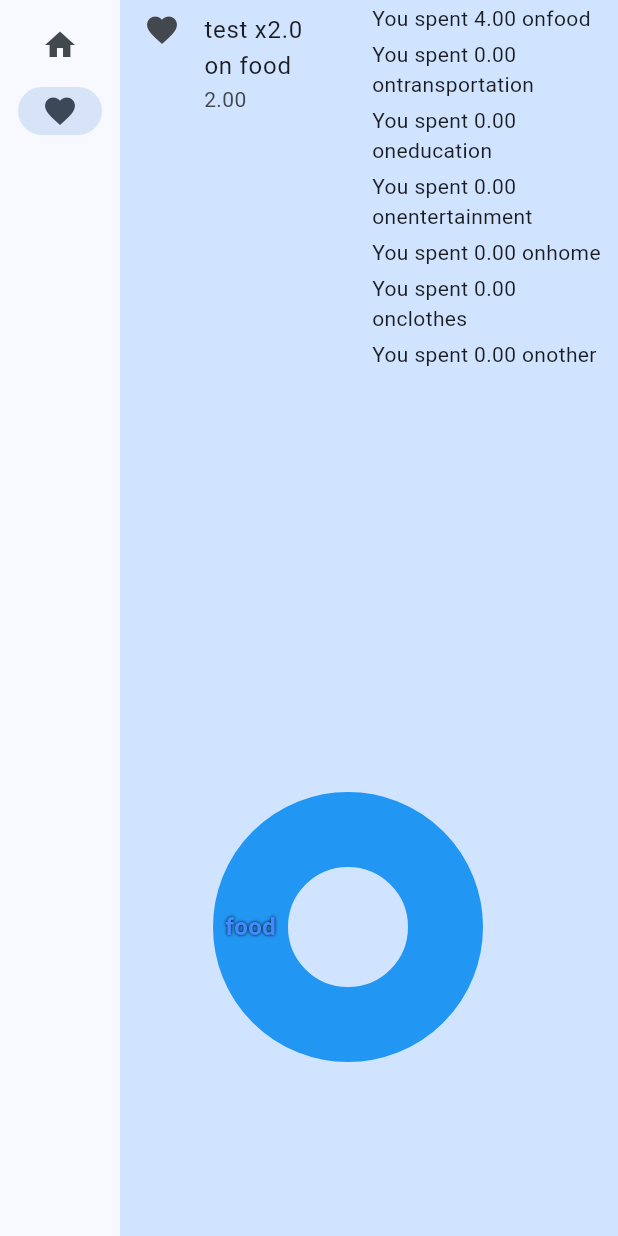
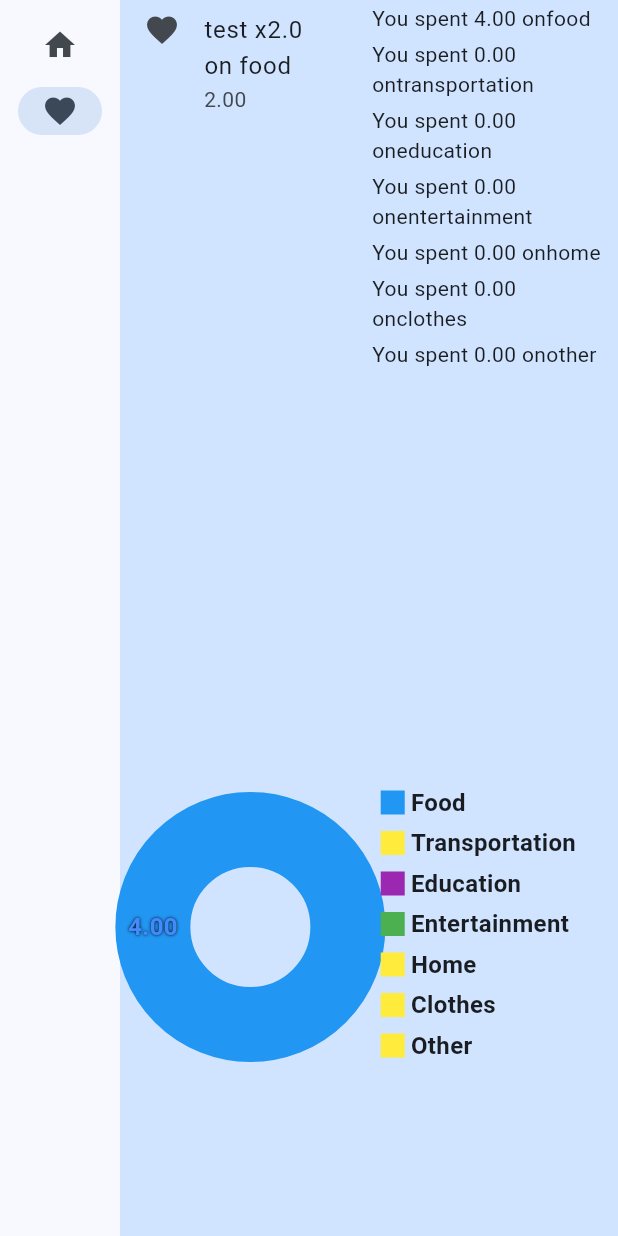
Before and after one commit to DieDyeDai/flutter_money_tracker, a Flutter app: the screen it shows after launch, after a tap on "Home", after a tap on "Favorites", on a phone screen of 412 x 824 dp. Run offline on Flutter 3.47's test engine with Material 2 defaults, Android fonts, the phone set to English and light mode, and no system bars; drawn by our look-alikes of fl_chart.

Commit message:
trans pie 2 electric boogaloo

```diff
--- /dev/null
+++ b/lib/indicator.dart
@@ -0,0 +1,44 @@
+import 'package:flutter/material.dart';
+
+class Indicator extends StatelessWidget {
+  const Indicator({
+    super.key,
+    required this.color,
+    required this.text,
+    required this.isSquare,
+    this.size = 16,
+    this.textColor,
+  });
+  final Color color;
+  final String text;
+  final bool isSquare;
+  final double size;
+  final Color? textColor;
+
+  @override
+  Widget build(BuildContext context) {
+    return Row(
+      children: <Widget>[
+        Container(
+          width: size,
+          height: size,
+          decoration: BoxDecoration(
+            shape: isSquare ? BoxShape.rectangle : BoxShape.circle,
+            color: color,
+          ),
+        ),
+        const SizedBox(
+          width: 4,
+        ),
+        Text(
+          text,
+          style: TextStyle(
+            fontSize: 16,
+            fontWeight: FontWeight.bold,
+            color: textColor,
+          ),
+        )
+      ],
+    );
+  }
+}
--- a/lib/pie.dart
+++ b/lib/pie.dart
@@ -3,6 +3,7 @@ import 'package:flutter/material.dart';
 import 'package:provider/provider.dart';
 
 import 'main.dart';
+import 'indicator.dart';
 import 'transaction.dart';
 
 class TransPieChart extends StatefulWidget {
@@ -54,42 +55,68 @@ class PieChart2State extends State {
               ),
             ),
           ),
+          const SizedBox(
+            height: 18,
+          ),
           Column(
-            mainAxisAlignment: MainAxisAlignment.end,
+            mainAxisAlignment: MainAxisAlignment.center,
             crossAxisAlignment: CrossAxisAlignment.start,
             children: const <Widget>[
-              /*  Indicator(
-                color: Theme.of(context),
-                text: 'First',
+              Indicator(
+                color: Colors.blue,
+                text: 'Food',
                 isSquare: true,
               ),
               SizedBox(
                 height: 4,
               ),
               Indicator(
-                color: AppColors.contentColorYellow,
-                text: 'Second',
+                color: Colors.yellow,
+                text: 'Transportation',
                 isSquare: true,
               ),
               SizedBox(
                 height: 4,
               ),
               Indicator(
-                color: AppColors.contentColorPurple,
-                text: 'Third',
+                color: Colors.purple,
+                text: 'Education',
                 isSquare: true,
               ),
               SizedBox(
                 height: 4,
               ),
               Indicator(
-                color: AppColors.contentColorGreen,
-                text: 'Fourth',
+                color: Colors.green,
+                text: 'Entertainment',
                 isSquare: true,
               ),
-              */
               SizedBox(
-                height: 18,
+                height: 4,
+              ),
+              Indicator(
+                color: Colors.yellow,
+                text: 'Home',
+                isSquare: true,
+              ),
+              SizedBox(
+                height: 4,
+              ),
+              Indicator(
+                color: Colors.yellow,
+                text: 'Clothes',
+                isSquare: true,
+              ),
+              SizedBox(
+                height: 4,
+              ),
+              Indicator(
+                color: Colors.yellow,
+                text: 'Other',
+                isSquare: true,
+              ),
+              SizedBox(
+                height: 4,
               ),
             ],
           ),
@@ -113,7 +140,9 @@ class PieChart2State extends State {
             color: Colors.blue,
             value: MyAppState.getSum(MyAppState.getTransactionsFromCategory(
                 Transaction.categories[0], appState.transactions)),
-            title: Transaction.categories[0],
+            title: MyAppState.getSum(MyAppState.getTransactionsFromCategory(
+                    Transaction.categories[0], appState.transactions))
+                .toStringAsFixed(2),
             radius: radius,
             titleStyle: TextStyle(
               fontSize: fontSize,
@@ -127,7 +156,9 @@ class PieChart2State extends State {
             color: Colors.yellow,
             value: MyAppState.getSum(MyAppState.getTransactionsFromCategory(
                 Transaction.categories[1], appState.transactions)),
-            title: Transaction.categories[1],
+            title: MyAppState.getSum(MyAppState.getTransactionsFromCategory(
+                    Transaction.categories[1], appState.transactions))
+                .toStringAsFixed(2),
             radius: radius,
             titleStyle: TextStyle(
               fontSize: fontSize,
@@ -141,7 +172,9 @@ class PieChart2State extends State {
             color: Colors.purple,
             value: MyAppState.getSum(MyAppState.getTransactionsFromCategory(
                 Transaction.categories[2], appState.transactions)),
-            title: Transaction.categories[2],
+            title: MyAppState.getSum(MyAppState.getTransactionsFromCategory(
+                    Transaction.categories[2], appState.transactions))
+                .toStringAsFixed(2),
             radius: radius,
             titleStyle: TextStyle(
               fontSize: fontSize,
@@ -155,7 +188,9 @@ class PieChart2State extends State {
             color: Colors.green,
             value: MyAppState.getSum(MyAppState.getTransactionsFromCategory(
                 Transaction.categories[3], appState.transactions)),
-            title: Transaction.categories[3],
+            title: MyAppState.getSum(MyAppState.getTransactionsFromCategory(
+                    Transaction.categories[3], appState.transactions))
+                .toStringAsFixed(2),
             radius: radius,
             titleStyle: TextStyle(
               fontSize: fontSize,
@@ -169,7 +204,9 @@ class PieChart2State extends State {
             color: Colors.green,
             value: MyAppState.getSum(MyAppState.getTransactionsFromCategory(
                 Transaction.categories[4], appState.transactions)),
-            title: Transaction.categories[4],
+            title: MyAppState.getSum(MyAppState.getTransactionsFromCategory(
+                    Transaction.categories[4], appState.transactions))
+                .toStringAsFixed(2),
             radius: radius,
             titleStyle: TextStyle(
               fontSize: fontSize,
@@ -183,7 +220,9 @@ class PieChart2State extends State {
             color: Colors.green,
             value: MyAppState.getSum(MyAppState.getTransactionsFromCategory(
                 Transaction.categories[5], appState.transactions)),
-            title: Transaction.categories[5],
+            title: MyAppState.getSum(MyAppState.getTransactionsFromCategory(
+                    Transaction.categories[5], appState.transactions))
+                .toStringAsFixed(2),
             radius: radius,
             titleStyle: TextStyle(
               fontSize: fontSize,
@@ -198,7 +237,9 @@ class PieChart2State extends State {
             color: Colors.green,
             value: MyAppState.getSum(MyAppState.getTransactionsFromCategory(
                 Transaction.categories[6], appState.transactions)),
-            title: Transaction.categories[6],
+            title: MyAppState.getSum(MyAppState.getTransactionsFromCategory(
+                    Transaction.categories[6], appState.transactions))
+                .toStringAsFixed(2),
             radius: radius,
             titleStyle: TextStyle(
               fontSize: fontSize,
```
